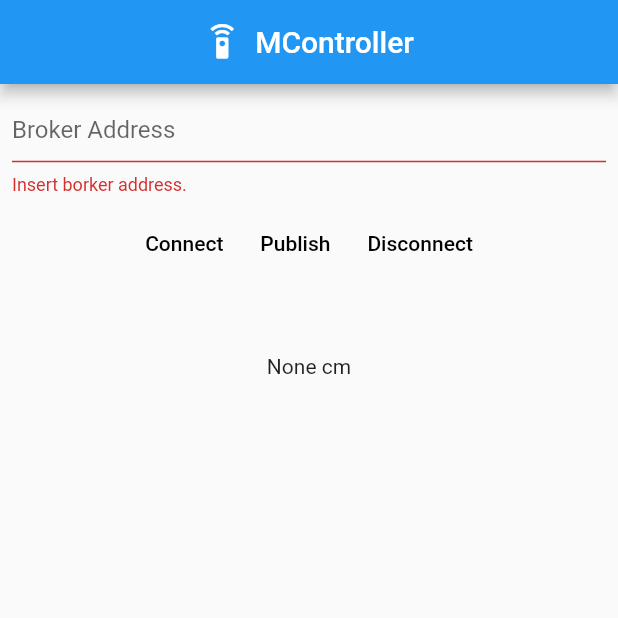
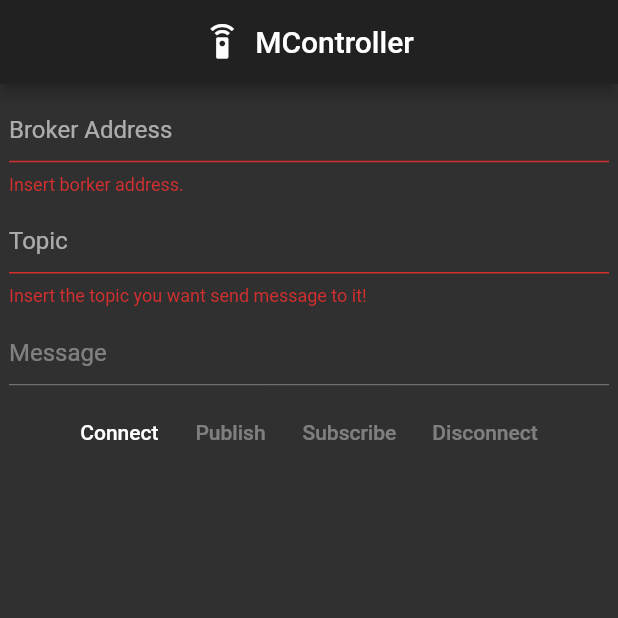
Before and after one commit to mahdimmr/sensor_app, a Flutter app: the screen it shows after launch, after a tap on "Connect", on a phone screen of 412 x 824 dp, the top half of it. Run offline on Flutter 3.47's test engine with Material 2 defaults, Android fonts, the light colour scheme and no system bars; missing offline and left inert: mqtt_client.

Commit message:
updating the application view

```diff
--- a/lib/home.dart
+++ b/lib/home.dart
@@ -10,9 +10,17 @@ class HomePage extends StatefulWidget {
 
 class _HomePageState extends State<HomePage> {
   MqttClient client;
+  bool is_connect = false;
+  bool is_sub = false;
+
   bool _brokerAddressValidate = false;
   final _brokerAddressController = TextEditingController();
-  String message = "None";
+  bool _topicValidate = false;
+  final _topicController = TextEditingController();
+  bool _messageValidate = false;
+  final _messageController = TextEditingController();
+
+  String message = "";
   int distance;
   Color color;
 
@@ -21,12 +29,18 @@ class _HomePageState extends State<HomePage> {
       _brokerAddressController.text.isEmpty
           ? _brokerAddressValidate = true
           : _brokerAddressValidate = false;
+      _topicController.text.isEmpty
+          ? _topicValidate = true
+          : _topicValidate = false;
     });
-    if (_brokerAddressValidate == false) {
+    if (_brokerAddressValidate == false && _topicValidate == false) {
       setState(() {
         this.client = MqttClient(_brokerAddressController.text,
             "Client" + Random().nextInt(6).toString());
         this.client.connect();
+      });
+      setState(() {
+        this.is_connect = true;
       });
     }
   }
@@ -40,13 +54,14 @@ class _HomePageState extends State<HomePage> {
         this.message = pt;
         try {
           this.distance = int.parse(this.message);
-          if (this.distance >= 20) {
+          if (this.distance >= 13) {
             this.color = Colors.green;
-          } else if (19 > this.distance && this.distance > 10) {
+          } else if (5 < this.distance) {
             this.color = Colors.blue;
-          } else if (this.distance <= 10) {
-            this.color = Colors.red;
+          } else if (this.distance < 5) {
+            this.color = Colors.redAccent;
           }
+          this.message = this.distance.toString() + " cm";
         } catch (e) {}
       });
       print(
@@ -57,17 +72,41 @@ class _HomePageState extends State<HomePage> {
   _publish(String topic, String message) {
     final MqttClientPayloadBuilder builder = MqttClientPayloadBuilder();
     builder.addString(message);
+    print('EXAMPLE::Publishing our topic');
+    this.client.publishMessage(topic, MqttQos.exactlyOnce, builder.payload);
+  }
 
-    print('EXAMPLE::Subscribing to the ${topic} topic');
-    client.subscribe(topic, MqttQos.exactlyOnce);
+  _disconnect() {
+    this.client.disconnect();
+    setState(() {
+      this.color = Colors.grey;
+      this.is_connect = false;
+      this.is_sub = false;
+    });
+  }
 
-    print('EXAMPLE::Publishing our topic');
-    client.publishMessage(topic, MqttQos.exactlyOnce, builder.payload);
+  _subScribe() {
+    print('EXAMPLE::Subscribing to the ${_topicController.text} topic');
+    this.client.subscribe(_topicController.text, MqttQos.exactlyOnce);
+    this._onMessage();
+    print("helllllllllllllllobject");
+    setState(() {
+      this.is_sub = true;
+    });
+    Future.delayed(const Duration(seconds: 3), () {
+      this.client.unsubscribe(_topicController.text);
+    });
+  }
+
+  _subUnScribe(topic) {
+    print("uNNNNNNNNNNN");
+    this.client.unsubscribe(topic);
   }
 
   @override
   Widget build(BuildContext context) {
     return Scaffold(
+      backgroundColor: color,
       appBar: AppBar(
         title: Row(
           mainAxisAlignment: MainAxisAlignment.center,
@@ -77,7 +116,7 @@ class _HomePageState extends State<HomePage> {
             SizedBox(
               width: 10.0,
             ),
-            Text("MController")
+            Text("MController"),
           ],
         ),
       ),
@@ -85,18 +124,44 @@ class _HomePageState extends State<HomePage> {
         crossAxisAlignment: CrossAxisAlignment.center,
         children: <Widget>[
           Padding(
-            padding: const EdgeInsets.only(left: 8.0, right: 8.0),
-            child: TextField(
+              padding: const EdgeInsets.only(left: 6.0, right: 6.0),
+              child: Column(
+                children: <Widget>[
+                  TextField(
                     controller: _brokerAddressController,
                     decoration: InputDecoration(
-                  suffix: Icon(Icons.email, color: Colors.white24),
+                        suffix: Icon(Icons.message, color: Colors.white24),
                         hintText: "Broker Address",
-                  errorText:
-                      _brokerAddressValidate ? "Insert borker address." : null),
-              keyboardType: TextInputType.emailAddress,
+                        errorText: _brokerAddressValidate
+                            ? "Insert borker address."
+                            : null),
+                    keyboardType: TextInputType.number,
                     maxLines: 1,
                   ),
+                  TextField(
+                    controller: _topicController,
+                    decoration: InputDecoration(
+                        suffix: Icon(Icons.subject, color: Colors.white24),
+                        hintText: "Topic",
+                        errorText: _topicValidate
+                            ? "Insert the topic you want send message to it!"
+                            : null),
+                    keyboardType: TextInputType.text,
+                    maxLines: 1,
                   ),
+                  TextField(
+                    enabled: this.is_connect,
+                    controller: _messageController,
+                    decoration: InputDecoration(
+                        suffix: Icon(Icons.email, color: Colors.white24),
+                        hintText: "Message",
+                        errorText:
+                            _messageValidate ? "Insert the message." : null),
+                    keyboardType: TextInputType.text,
+                    maxLines: 1,
+                  ),
+                ],
+              )),
           ButtonBar(
             alignment: MainAxisAlignment.center,
             children: <Widget>[
@@ -105,26 +170,36 @@ class _HomePageState extends State<HomePage> {
                 child: Text("Connect"),
               ),
               FlatButton(
-                onPressed: () {
-                  this._publish("/distance", "hellllllo");
-                  this._onMessage();
-                },
                 child: Text("Publish"),
+                onPressed: this.is_connect
+                    ? () {
+                        setState(() {
+                          _messageController.text.isEmpty ? _messageValidate = true : _messageValidate = false;
+                          _topicController.text.isEmpty ? _topicValidate = true : _topicValidate = false;
+                        });
+                        if (_messageController.text.isNotEmpty &&
+                            _topicController.text.isNotEmpty) {
+                          this._publish(
+                              _topicController.text, _messageController.text);
+                        }
+                      }
+                    : null,
               ),
               FlatButton(
-                onPressed: () {
-                  this.client.disconnect();
-                },
+                onPressed: is_connect ? () {
+                  if (is_sub) {
+                    this._subUnScribe(_topicController.text);
+                  }
+                } : null,
+                child: Text(this.is_sub ? "UnSubscribe" : "Subscribe"),
+              ),
+              FlatButton(
+                onPressed: this.is_connect ? _disconnect : null,
                 child: Text("Disconnect"),
               ),
             ],
           ),
-          Container(
-            width: 100,
-            height: 100,
-            alignment: Alignment.center,
-            child: Text(message + " cm"), color: this.color
-            )
+          Text(message.isEmpty ? "" : message)
         ],
       ),
     );
--- a/lib/main.dart
+++ b/lib/main.dart
@@ -13,6 +13,7 @@ class _AppState extends State<App> {
   @override
   Widget build(BuildContext context) {
     return MaterialApp(
+      theme: ThemeData.dark(),
       home: HomePage(),
     );
   }
--- a/lib/notif.dart
+++ /dev/null
@@ -1 +0,0 @@
-import 'package:flutter/material.dart';
```
Lines whose indentation alone changed are shown as unchanged.
